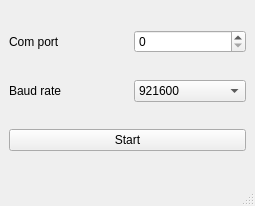
Old version of the form comWindow.ui in the repository UBC-Rocket/UBCRocketGroundStation.
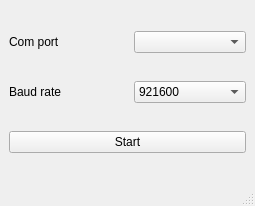
New version of the form.

```diff
--- a/comWindow.ui
+++ b/comWindow.ui
@@ -40,7 +40,7 @@
        </widget>
       </item>
       <item>
-       <widget class="QSpinBox" name="comPortBox"/>
+       <widget class="QComboBox" name="comBox"/>
       </item>
      </layout>
     </item>
```
